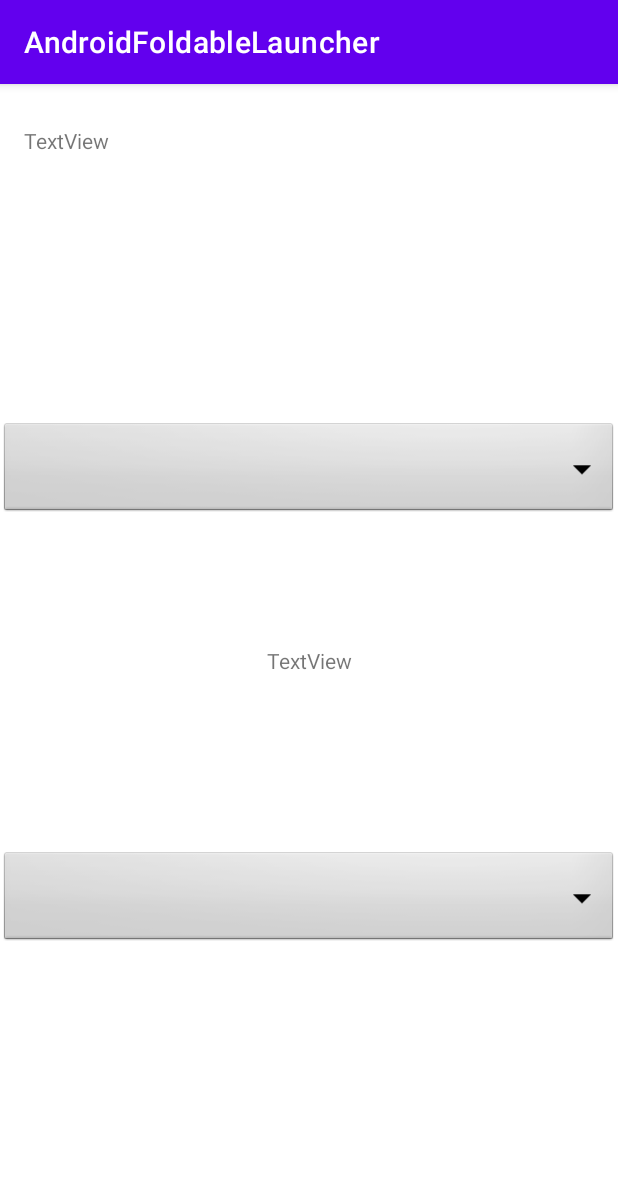
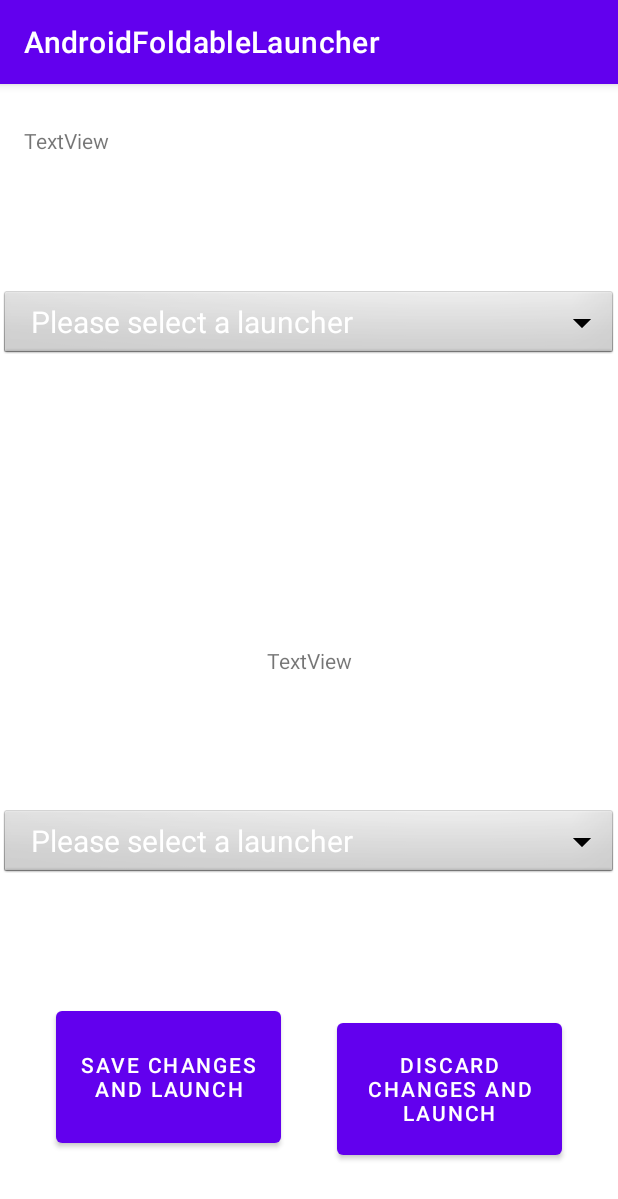
Before and after one commit to ajperson1927/AndroidFoldableLauncher, an Android app: the screen it shows after launch (MainActivity), on a phone screen of 412 x 824 dp. Shown: the top 1199 px of the screen. Run offline under Robolectric (Android 15) with nearby library versions, the phone set to English and light mode, and no system bars; libraries missing offline, so code that uses them is left out: androidx.window; 3 statements that could not run were skipped.

Commit message:
The selected launcher in both spinners is now saved, and loaded when the app opens

```diff
--- a/app/src/main/java/com/example/androidfoldablelauncher/MainActivity.java
+++ b/app/src/main/java/com/example/androidfoldablelauncher/MainActivity.java
@@ -1,14 +1,13 @@
 package com.example.androidfoldablelauncher;
 
 import android.content.Intent;
+import android.content.SharedPreferences;
 import android.content.pm.PackageManager;
 import android.content.pm.ResolveInfo;
-import android.hardware.ConsumerIrManager;
 import android.os.Bundle;
 import android.os.Handler;
 import android.os.Looper;
 import android.view.View;
-import android.widget.AdapterView;
 import android.widget.ArrayAdapter;
 import android.widget.Spinner;
 import android.widget.TextView;
@@ -17,12 +16,11 @@ import androidx.appcompat.app.AppCompatActivity;
 import androidx.core.util.Consumer;
 import androidx.window.WindowLayoutInfo;
 import androidx.window.WindowManager;
+import androidx.window.WindowMetrics;
 
 import com.example.androidfoldablelauncher.databinding.ActivityMainBinding;
 
 import java.util.ArrayList;
-import java.util.Arrays;
-import java.util.Collections;
 import java.util.List;
 import java.util.concurrent.Executor;
 
@@ -34,6 +32,19 @@ public class MainActivity extends AppCompatActivity {
     private StringBuilder stateLog;
     private StateContainer stateContainer;
 
+    SharedPreferences sharedPreferences;
+    SharedPreferences.Editor editor;
+
+    Spinner foldedSpinner;
+    Spinner unfoldedSpinner;
+
+    TextView textView;
+
+    //Shared preferences strings
+    private final String prefsString = "LauncherSettings";
+    private final String foldedString = "foldedSpinner";
+    private final String unfoldedString = "unfoldedSpinner";
+
     @Override
     protected void onCreate(Bundle savedInstanceState) {
         super.onCreate(savedInstanceState);
@@ -44,6 +55,16 @@ public class MainActivity extends AppCompatActivity {
         packageManager = getPackageManager();
         stateContainer = new StateContainer();
         stateLog = new StringBuilder();
+
+        //preferences
+        sharedPreferences = getSharedPreferences(prefsString,MODE_PRIVATE);
+        editor = sharedPreferences.edit();
+
+        //spinners
+        foldedSpinner = findViewById(R.id.foldedSpinner);
+        unfoldedSpinner = findViewById(R.id.unfoldedSpinner);
+
+        textView = findViewById(R.id.textView);
     }
 
     @Override
@@ -70,34 +91,51 @@ public class MainActivity extends AppCompatActivity {
         //This creates a list of package names for installed launchers. It's intended to be used
         // in a spinner, so the first element is blank for the purpose of the spinner starting out blank
         List<String> launcherList = new ArrayList<>();
-        launcherList.add(" ");
+        launcherList.add("Please select a launcher");
 
         for (ResolveInfo resolveInfo : resolveInfoList) {
             launcherList.add(resolveInfo.activityInfo.packageName);
         }
 
-        //Creates an array adapter for the spinners, the sets the spinners' adapter to it
+        //Creates an array adapter for the spinners, then sets the spinners' adapter to it
         ArrayAdapter<String> arrayAdapter = new ArrayAdapter<String>(this, R.layout.spinner_item, launcherList);
-        Spinner foldedSpinner = findViewById(R.id.foldedSpinner);
-        Spinner unfoldedSpinner = findViewById(R.id.unfoldedSpinner);
         foldedSpinner.setAdapter(arrayAdapter);
         unfoldedSpinner.setAdapter(arrayAdapter);
 
+        //Loads the saved spinner states into the spinners
+        foldedSpinner.setSelection(sharedPreferences.getInt(foldedString, -1));
+        unfoldedSpinner.setSelection(sharedPreferences.getInt(unfoldedString, -1));
+
+    }
+
+    //Saves the currently selected launcher for each spinner then calls the launcher launcher
+    public void launchAndSave(View view) {
+        editor.putInt(foldedString,foldedSpinner.getSelectedItemPosition());
+        editor.putInt(unfoldedString,unfoldedSpinner.getSelectedItemPosition());
+        editor.apply();
+
+        launchLauncher();
+    }
+
+    //Discards changes then calls the launcher launcher
+    public void launchNoSave(View view) {
+        launchLauncher();
+    }
+
+    private void launchLauncher() {
+        if (foldedSpinner.getSelectedItemPosition() < 1 || unfoldedSpinner.getSelectedItemPosition() < 1) {
+            textView.setText("Please Select a valid launcher");
+            return;
+        }
 
 
     }
 
-    //This updates the log on screen with the current display features when called
-    void updateStateLog(WindowLayoutInfo layoutInfo) {
-        stateLog.append(" ").append(layoutInfo).append("\n");
-        binding.stateUpdateLog.setText(stateLog);
-    }
-
-
     class StateContainer implements Consumer<WindowLayoutInfo> {
         @Override
         public void accept(WindowLayoutInfo windowLayoutInfo) {
-            updateStateLog(windowLayoutInfo);
+            stateLog.append(" ").append(windowLayoutInfo).append("\n");
+            binding.stateUpdateLog.setText(stateLog);
         }
     }
 }
--- a/app/src/main/res/layout/activity_main.xml
+++ b/app/src/main/res/layout/activity_main.xml
@@ -1,18 +1,61 @@
 <?xml version="1.0" encoding="utf-8"?>
-<androidx.constraintlayout.widget.ConstraintLayout
-    xmlns:android="http://schemas.android.com/apk/res/android"
+<androidx.constraintlayout.widget.ConstraintLayout xmlns:android="http://schemas.android.com/apk/res/android"
     xmlns:app="http://schemas.android.com/apk/res-auto"
     xmlns:tools="http://schemas.android.com/tools"
     android:layout_width="match_parent"
     android:layout_height="match_parent">
 
-    <TextView
-        android:id="@+id/textView"
-        android:layout_width="wrap_content"
-        android:layout_height="wrap_content"
-        android:text="TextView"
+    <Button
+        android:id="@+id/saveButton"
+        android:layout_width="150dp"
+        android:layout_height="100dp"
+        android:layout_weight="1"
+        android:onClick="launchAndSave"
+        android:text="Save Changes and Launch"
+        app:layout_constraintBaseline_toBaselineOf="@+id/noSaveButton"
+        app:layout_constraintEnd_toStartOf="@+id/noSaveButton"
+        app:layout_constraintHorizontal_bias="0.5"
+        app:layout_constraintStart_toStartOf="parent" />
+
+    <Button
+        android:id="@+id/noSaveButton"
+        android:layout_width="150dp"
+        android:layout_height="100dp"
+        android:layout_marginBottom="48dp"
+        android:layout_weight="1"
+        android:onClick="launchNoSave"
+        android:text="Discard Changes and Launch"
         app:layout_constraintBottom_toBottomOf="parent"
         app:layout_constraintEnd_toEndOf="parent"
+        app:layout_constraintHorizontal_bias="0.5"
+        app:layout_constraintStart_toEndOf="@+id/saveButton" />
+
+    <Spinner
+        android:id="@+id/unfoldedSpinner"
+        android:layout_width="match_parent"
+        android:layout_height="wrap_content"
+        android:layout_marginTop="216dp"
+        android:background="@android:drawable/btn_dropdown"
+        android:dropDownWidth="match_parent"
+        android:popupBackground="@android:drawable/divider_horizontal_dark"
+        android:spinnerMode="dialog"
+        app:layout_constraintBottom_toTopOf="@+id/saveButton"
+        app:layout_constraintEnd_toEndOf="parent"
+        app:layout_constraintHorizontal_bias="0.0"
+        app:layout_constraintStart_toStartOf="parent"
+        app:layout_constraintTop_toBottomOf="@+id/foldedSpinner" />
+
+    <Spinner
+        android:id="@+id/foldedSpinner"
+        android:layout_width="match_parent"
+        android:layout_height="wrap_content"
+        android:layout_marginTop="136dp"
+        android:background="@android:drawable/btn_dropdown"
+        android:dropDownWidth="match_parent"
+        android:popupBackground="@android:drawable/divider_horizontal_dark"
+        android:spinnerMode="dialog"
+        app:layout_constraintEnd_toEndOf="parent"
+        app:layout_constraintHorizontal_bias="1.0"
         app:layout_constraintStart_toStartOf="parent"
         app:layout_constraintTop_toTopOf="parent" />
 
@@ -26,31 +69,13 @@
         app:layout_constraintStart_toStartOf="parent"
         app:layout_constraintTop_toTopOf="parent" />
 
-    <Spinner
-        android:id="@+id/foldedSpinner"
-        android:layout_width="match_parent"
+    <TextView
+        android:id="@+id/textView"
+        android:layout_width="wrap_content"
         android:layout_height="wrap_content"
-        android:layout_marginTop="224dp"
-        android:background="@android:drawable/btn_dropdown"
-        android:dropDownWidth="match_parent"
-        android:popupBackground="@android:drawable/divider_horizontal_dark"
-        android:spinnerMode="dialog"
+        android:text="TextView"
+        app:layout_constraintBottom_toBottomOf="parent"
         app:layout_constraintEnd_toEndOf="parent"
-        app:layout_constraintHorizontal_bias="1.0"
         app:layout_constraintStart_toStartOf="parent"
         app:layout_constraintTop_toTopOf="parent" />
-
-    <Spinner
-        android:id="@+id/unfoldedSpinner"
-        android:layout_width="match_parent"
-        android:layout_height="wrap_content"
-        android:layout_marginTop="220dp"
-        android:background="@android:drawable/btn_dropdown"
-        android:dropDownWidth="match_parent"
-        android:popupBackground="@android:drawable/divider_horizontal_dark"
-        android:spinnerMode="dialog"
-        app:layout_constraintEnd_toEndOf="parent"
-        app:layout_constraintHorizontal_bias="0.0"
-        app:layout_constraintStart_toStartOf="parent"
-        app:layout_constraintTop_toBottomOf="@+id/foldedSpinner" />
 </androidx.constraintlayout.widget.ConstraintLayout>
```
